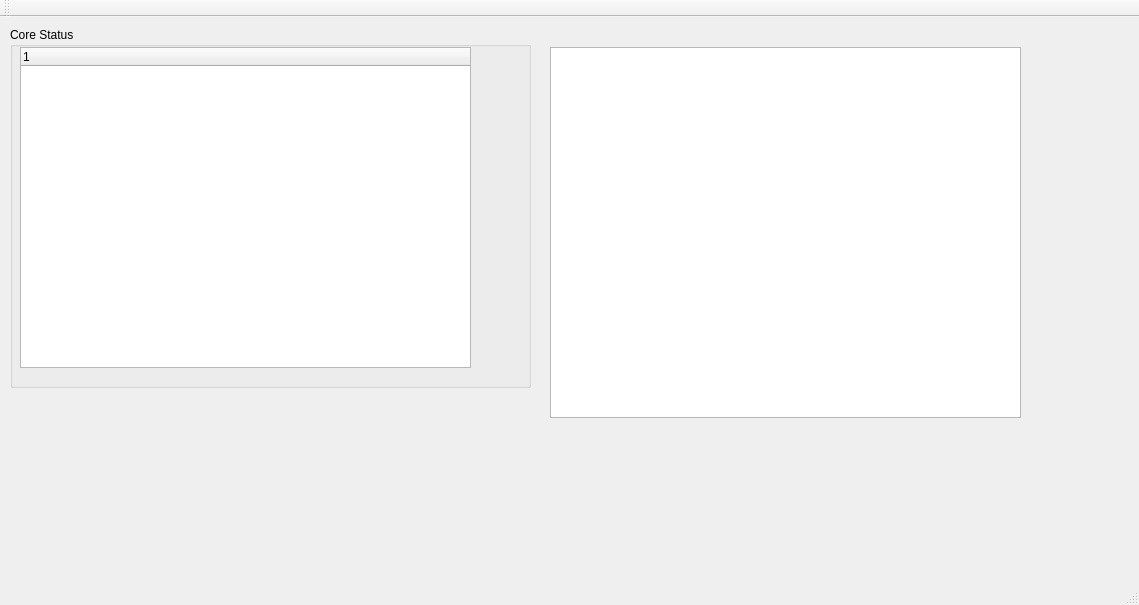
This is mainwindow.ui in malcom2073/MCDebug as Qt 5 draws it before an edit. The edited form follows.
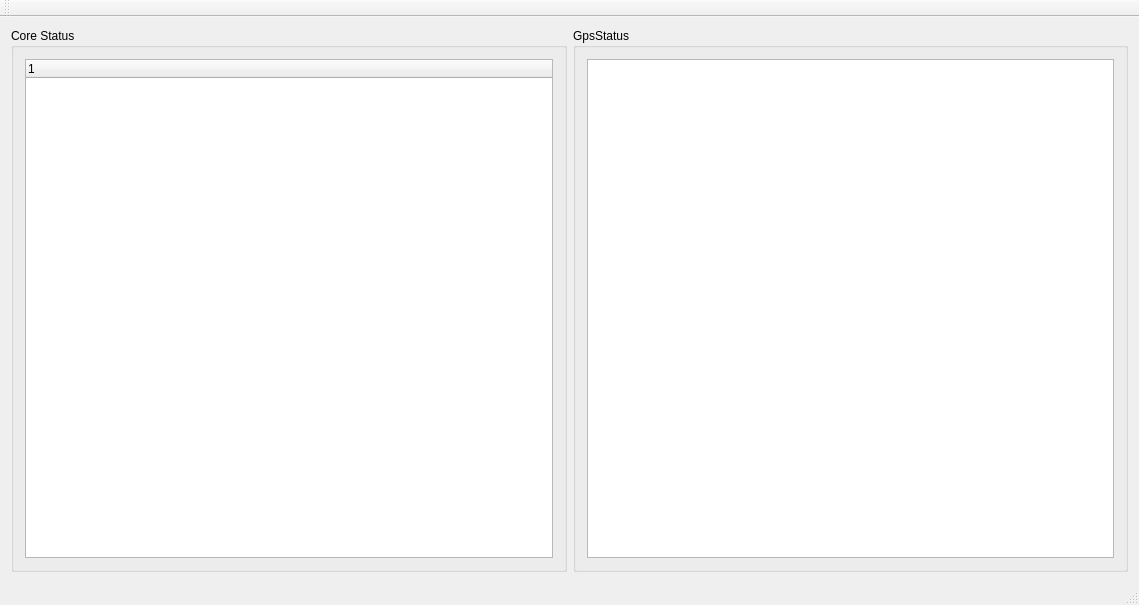
This is the edited form.

Commit message: Fixed layout of debug window

Diff of the .ui file:
```diff
--- a/mainwindow.ui
+++ b/mainwindow.ui
@@ -14,44 +14,38 @@
    <string>MainWindow</string>
   </property>
   <widget class="QWidget" name="centralWidget">
+   <layout class="QHBoxLayout" name="horizontalLayout">
+    <item>
    <widget class="QGroupBox" name="groupBox">
-    <property name="geometry">
-     <rect>
-      <x>10</x>
-      <y>10</y>
-      <width>521</width>
-      <height>361</height>
-     </rect>
-    </property>
     <property name="title">
      <string>Core Status</string>
     </property>
+      <layout class="QVBoxLayout" name="verticalLayout_2">
+       <item>
     <widget class="QTreeWidget" name="treeWidget">
-     <property name="geometry">
-      <rect>
-       <x>10</x>
-       <y>20</y>
-       <width>451</width>
-       <height>321</height>
-      </rect>
-     </property>
      <column>
       <property name="text">
        <string notr="true">1</string>
       </property>
      </column>
     </widget>
-   </widget>
-   <widget class="QPlainTextEdit" name="plainTextEdit">
-    <property name="geometry">
-     <rect>
-      <x>550</x>
-      <y>30</y>
-      <width>471</width>
-      <height>371</height>
-     </rect>
-    </property>
-   </widget>
+       </item>
+      </layout>
+     </widget>
+    </item>
+    <item>
+     <widget class="QGroupBox" name="groupBox_2">
+      <property name="title">
+       <string>GpsStatus</string>
+      </property>
+      <layout class="QVBoxLayout" name="verticalLayout">
+       <item>
+        <widget class="QPlainTextEdit" name="plainTextEdit"/>
+       </item>
+      </layout>
+     </widget>
+    </item>
+   </layout>
   </widget>
   <widget class="QMenuBar" name="menuBar">
    <property name="geometry">
```
Lines whose indentation alone changed are shown as unchanged.
